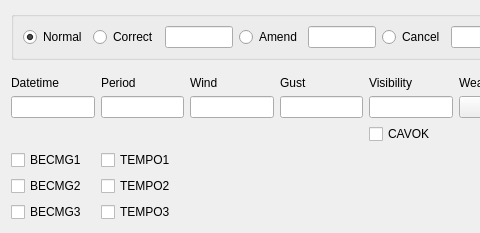
Qt form tafor/components/ui/taf_primary.ui (up1and/tafor) before a commit; both pictures show x 0 to 480 and y 0 to 233 of the 978 by 233 pixel window.
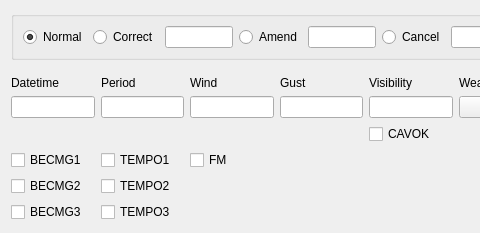
The same form after that commit.

Patch:
```diff
--- a/tafor/components/ui/taf_primary.ui
+++ b/tafor/components/ui/taf_primary.ui
@@ -305,6 +305,13 @@
      </item>
     </layout>
    </item>
+   <item row="5" column="2">
+    <widget class="QCheckBox" name="fmCheckbox">
+     <property name="text">
+      <string>FM</string>
+     </property>
+    </widget>
+   </item>
   </layout>
  </widget>
  <tabstops>
```
